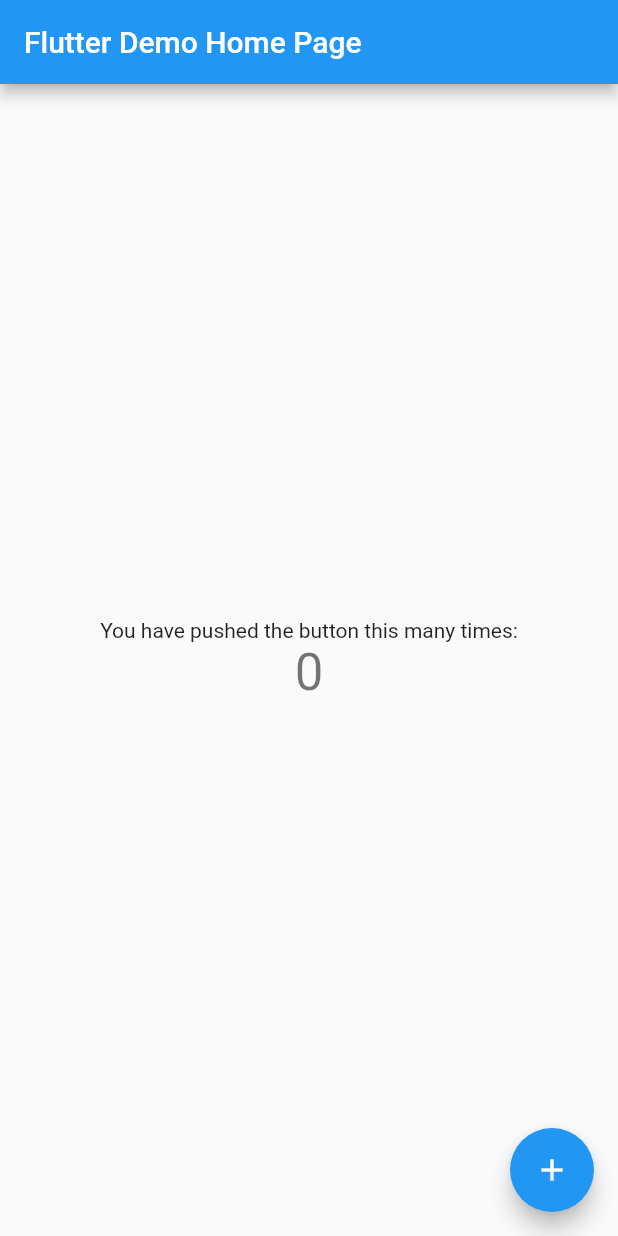
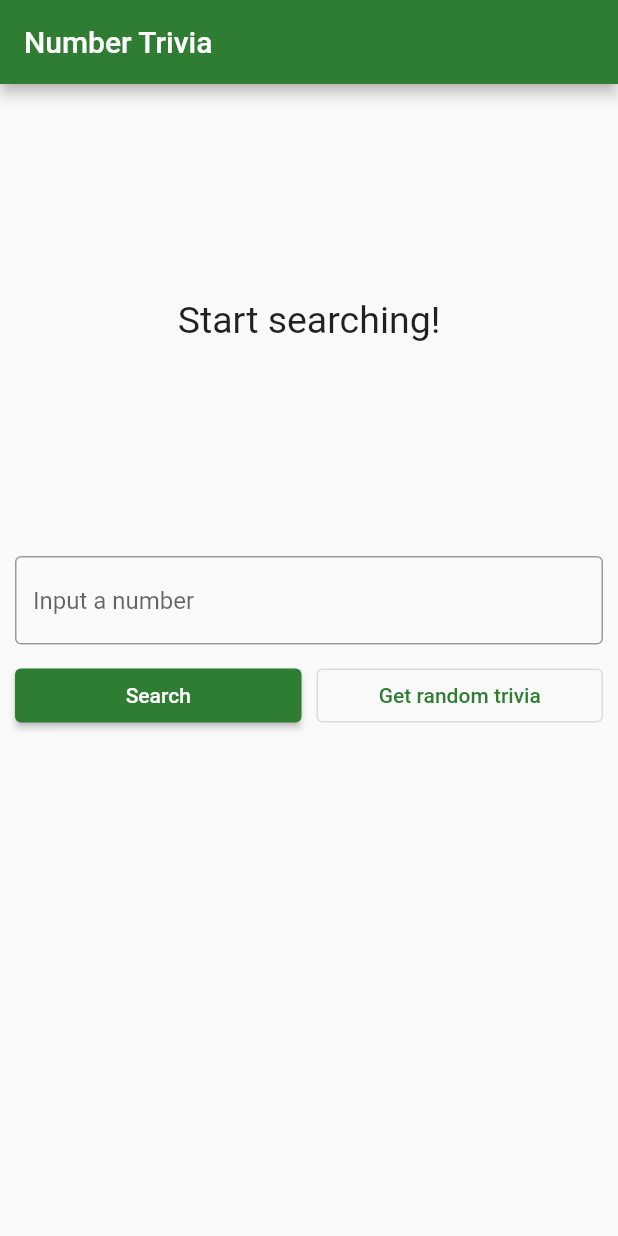
Before and after one commit to behnam-ch/clean_architecture_tdd_course, a Flutter app: the screen it shows after launch, on a phone screen of 412 x 824 dp. Run offline on Flutter 3.47's test engine with Material 2 defaults, Android fonts, the light colour scheme and no system bars; our stand-ins replace bloc, dartz, data_connection_checker, equatable, flutter_bloc, get_it and 1 more.

Commit message:
User Interface

```diff
--- /dev/null
+++ b/lib/features/number_trivia/presentation/bloc/bloc.dart
@@ -0,0 +1 @@
+export 'number_trivia_bloc.dart';
--- a/lib/features/number_trivia/presentation/bloc/number_trivia_bloc.dart
+++ b/lib/features/number_trivia/presentation/bloc/number_trivia_bloc.dart
@@ -34,9 +34,9 @@
         final inputEither =
             inputConverter.stringToUnsignedInteger(event.numberString);
 
-        inputEither.fold(
+        await inputEither.fold(
           (failure) {
-            emit(Error(message: INVALID_INPUT_FAILURE_MESSAGE));
+            emit(const Error(message: INVALID_INPUT_FAILURE_MESSAGE));
           },
           (integer) async {
             emit(Loading());
--- /dev/null
+++ b/lib/features/number_trivia/presentation/pages/number_trivia_page.dart
@@ -0,0 +1,60 @@
+import 'package:flutter/material.dart';
+import 'package:flutter_bloc/flutter_bloc.dart';
+
+import '../../../../injection_container.dart';
+import '../bloc/number_trivia_bloc.dart';
+import '../widgets/widgets.dart';
+
+class NumberTriviaPage extends StatelessWidget {
+  const NumberTriviaPage({super.key});
+
+  @override
+  Widget build(BuildContext context) {
+    return Scaffold(
+      appBar: AppBar(
+        title: const Text('Number Trivia'),
+      ),
+      body: SingleChildScrollView(
+        child: _buildBody(context),
+      ),
+    );
+  }
+
+  BlocProvider<NumberTriviaBloc> _buildBody(BuildContext context) {
+    return BlocProvider(
+      create: (_) => sl<NumberTriviaBloc>(),
+      child: Center(
+        child: Padding(
+          padding: const EdgeInsets.all(10),
+          child: Column(
+            children: [
+              const SizedBox(height: 10),
+              // Top half
+              BlocBuilder<NumberTriviaBloc, NumberTriviaState>(
+                builder: (context, state) {
+                  if (state is Loading) {
+                    return const LoadingWidget();
+                  } else if (state is Loaded) {
+                    return TriviaDisplay(
+                      numberTrivia: state.trivia,
+                    );
+                  } else if (state is Error) {
+                    return MessageDisplay(
+                      message: state.message,
+                    );
+                  }
+                  return const MessageDisplay(
+                    message: 'Start searching!',
+                  );
+                },
+              ),
+              const SizedBox(height: 20),
+              //
+              const TriviaControls(),
+            ],
+          ),
+        ),
+      ),
+    );
+  }
+}
--- /dev/null
+++ b/lib/features/number_trivia/presentation/widgets/message_display.dart
@@ -0,0 +1,26 @@
+import 'package:flutter/material.dart';
+
+class MessageDisplay extends StatelessWidget {
+  final String message;
+
+  const MessageDisplay({
+    super.key,
+    required this.message,
+  });
+
+  @override
+  Widget build(BuildContext context) {
+    return SizedBox(
+      height: MediaQuery.of(context).size.height / 3,
+      child: Center(
+        child: SingleChildScrollView(
+          child: Text(
+            message,
+            style: const TextStyle(fontSize: 25),
+            textAlign: TextAlign.center,
+          ),
+        ),
+      ),
+    );
+  }
+}
--- /dev/null
+++ b/lib/features/number_trivia/presentation/widgets/trivia_controls.dart
@@ -0,0 +1,68 @@
+import 'package:flutter/material.dart';
+import 'package:flutter_bloc/flutter_bloc.dart';
+
+import '../bloc/number_trivia_bloc.dart';
+
+class TriviaControls extends StatefulWidget {
+  const TriviaControls({
+    super.key,
+  });
+
+  @override
+  State<TriviaControls> createState() => _TriviaControlsState();
+}
+
+class _TriviaControlsState extends State<TriviaControls> {
+  final controller = TextEditingController();
+
+  @override
+  Widget build(BuildContext context) {
+    return Column(
+      children: [
+        TextField(
+          controller: controller,
+          keyboardType: TextInputType.number,
+          decoration: const InputDecoration(
+            border: OutlineInputBorder(),
+            hintText: 'Input a number',
+          ),
+          onSubmitted: (_) {
+            _dispatchConcrete();
+          },
+        ),
+        const SizedBox(height: 10),
+        Row(
+          children: [
+            Expanded(
+              child: ElevatedButton(
+                onPressed: _dispatchConcrete,
+                child: const Text('Search'),
+              ),
+            ),
+            const SizedBox(width: 10),
+            Expanded(
+              child: OutlinedButton(
+                onPressed: _dispatchRandom,
+                child: const Text('Get random trivia'),
+              ),
+            ),
+          ],
+        ),
+      ],
+    );
+  }
+
+  void _dispatchConcrete() {
+    BlocProvider.of<NumberTriviaBloc>(context).add(
+      GetTriviaForConcreteNumber(controller.text),
+    );
+    controller.clear();
+  }
+
+  void _dispatchRandom() {
+    BlocProvider.of<NumberTriviaBloc>(context).add(
+      GetTriviaForRandomNumber(),
+    );
+    controller.clear();
+  }
+}
--- /dev/null
+++ b/lib/features/number_trivia/presentation/widgets/widgets.dart
@@ -0,0 +1,4 @@
+export 'loading_widget.dart';
+export 'message_display.dart';
+export 'trivia_display.dart';
+export 'trivia_controls.dart';
--- a/lib/injection_container.dart
+++ b/lib/injection_container.dart
@@ -54,6 +54,6 @@
   //* External
   final sharedPreferences = await SharedPreferences.getInstance();
   sl.registerLazySingleton(() => sharedPreferences);
-  sl.registerLazySingleton(() => http.Client);
+  sl.registerLazySingleton(() => http.Client());
   sl.registerLazySingleton(() => DataConnectionChecker());
 }
--- a/lib/main.dart
+++ b/lib/main.dart
@@ -1,8 +1,10 @@
 import 'package:flutter/material.dart';
 
+import 'features/number_trivia/presentation/pages/number_trivia_page.dart';
 import 'injection_container.dart' as di;
 
 void main() async {
+  WidgetsFlutterBinding.ensureInitialized();
   await di.init();
   runApp(const MyApp());
 }
@@ -10,109 +12,17 @@
 class MyApp extends StatelessWidget {
   const MyApp({super.key});
 
-  // This widget is the root of your application.
   @override
   Widget build(BuildContext context) {
     return MaterialApp(
-      title: 'Flutter Demo',
+      title: 'Number Trivia',
       theme: ThemeData(
-        // This is the theme of your application.
-        //
-        // Try running your application with "flutter run". You'll see the
-        // application has a blue toolbar. Then, without quitting the app, try
-        // changing the primarySwatch below to Colors.green and then invoke
-        // "hot reload" (press "r" in the console where you ran "flutter run",
-        // or simply save your changes to "hot reload" in a Flutter IDE).
-        // Notice that the counter didn't reset back to zero; the application
-        // is not restarted.
-        primarySwatch: Colors.blue,
+        colorScheme: const ColorScheme.light().copyWith(
+          primary: Colors.green.shade800,
+          secondary: Colors.green.shade600,
+        ),
       ),
-      home: const MyHomePage(title: 'Flutter Demo Home Page'),
+      home: const NumberTriviaPage(),
     );
   }
 }
-
-class MyHomePage extends StatefulWidget {
-  const MyHomePage({super.key, required this.title});
-
-  // This widget is the home page of your application. It is stateful, meaning
-  // that it has a State object (defined below) that contains fields that affect
-  // how it looks.
-
-  // This class is the configuration for the state. It holds the values (in this
-  // case the title) provided by the parent (in this case the App widget) and
-  // used by the build method of the State. Fields in a Widget subclass are
-  // always marked "final".
-
-  final String title;
-
-  @override
-  State<MyHomePage> createState() => _MyHomePageState();
-}
-
-class _MyHomePageState extends State<MyHomePage> {
-  int _counter = 0;
-
-  void _incrementCounter() {
-    setState(() {
-      // This call to setState tells the Flutter framework that something has
-      // changed in this State, which causes it to rerun the build method below
-      // so that the display can reflect the updated values. If we changed
-      // _counter without calling setState(), then the build method would not be
-      // called again, and so nothing would appear to happen.
-      _counter++;
-    });
-  }
-
-  @override
-  Widget build(BuildContext context) {
-    // This method is rerun every time setState is called, for instance as done
-    // by the _incrementCounter method above.
-    //
-    // The Flutter framework has been optimized to make rerunning build methods
-    // fast, so that you can just rebuild anything that needs updating rather
-    // than having to individually change instances of widgets.
-    return Scaffold(
-      appBar: AppBar(
-        // Here we take the value from the MyHomePage object that was created by
-        // the App.build method, and use it to set our appbar title.
-        title: Text(widget.title),
-      ),
-      body: Center(
-        // Center is a layout widget. It takes a single child and positions it
-        // in the middle of the parent.
-        child: Column(
-          // Column is also a layout widget. It takes a list of children and
-          // arranges them vertically. By default, it sizes itself to fit its
-          // children horizontally, and tries to be as tall as its parent.
-          //
-          // Invoke "debug painting" (press "p" in the console, choose the
-          // "Toggle Debug Paint" action from the Flutter Inspector in Android
-          // Studio, or the "Toggle Debug Paint" command in Visual Studio Code)
-          // to see the wireframe for each widget.
-          //
-          // Column has various properties to control how it sizes itself and
-          // how it positions its children. Here we use mainAxisAlignment to
-          // center the children vertically; the main axis here is the vertical
-          // axis because Columns are vertical (the cross axis would be
-          // horizontal).
-          mainAxisAlignment: MainAxisAlignment.center,
-          children: <Widget>[
-            const Text(
-              'You have pushed the button this many times:',
-            ),
-            Text(
-              '$_counter',
-              style: Theme.of(context).textTheme.headlineMedium,
-            ),
-          ],
-        ),
-      ),
-      floatingActionButton: FloatingActionButton(
-        onPressed: _incrementCounter,
-        tooltip: 'Increment',
-        child: const Icon(Icons.add),
-      ), // This trailing comma makes auto-formatting nicer for build methods.
-    );
-  }
-}
--- a/pubspec.yaml
+++ b/pubspec.yaml
@@ -35,7 +35,7 @@
   # The following adds the Cupertino Icons font to your application.
   # Use with the CupertinoIcons class for iOS style icons.
   cupertino_icons: ^1.0.2
-  get_it: ^7.2.0
+  get_it: ^7.6.0
   flutter_bloc: ^8.1.2
   equatable: ^2.0.5
   dartz: ^0.10.1
```
Also changed, not shown: lib/features/number_trivia/presentation/widgets/loading_widget.dart (added, +17 -0 lines), lib/features/number_trivia/presentation/widgets/trivia_display.dart (added, +41 -0 lines), pubspec.lock, 4 other files.
